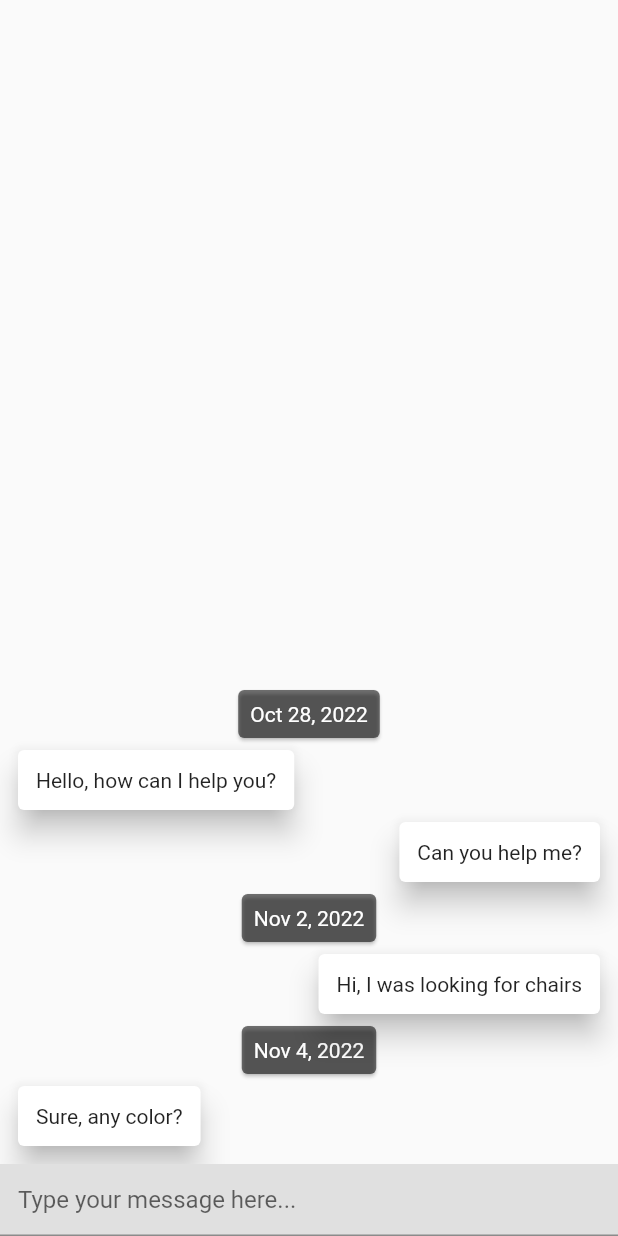
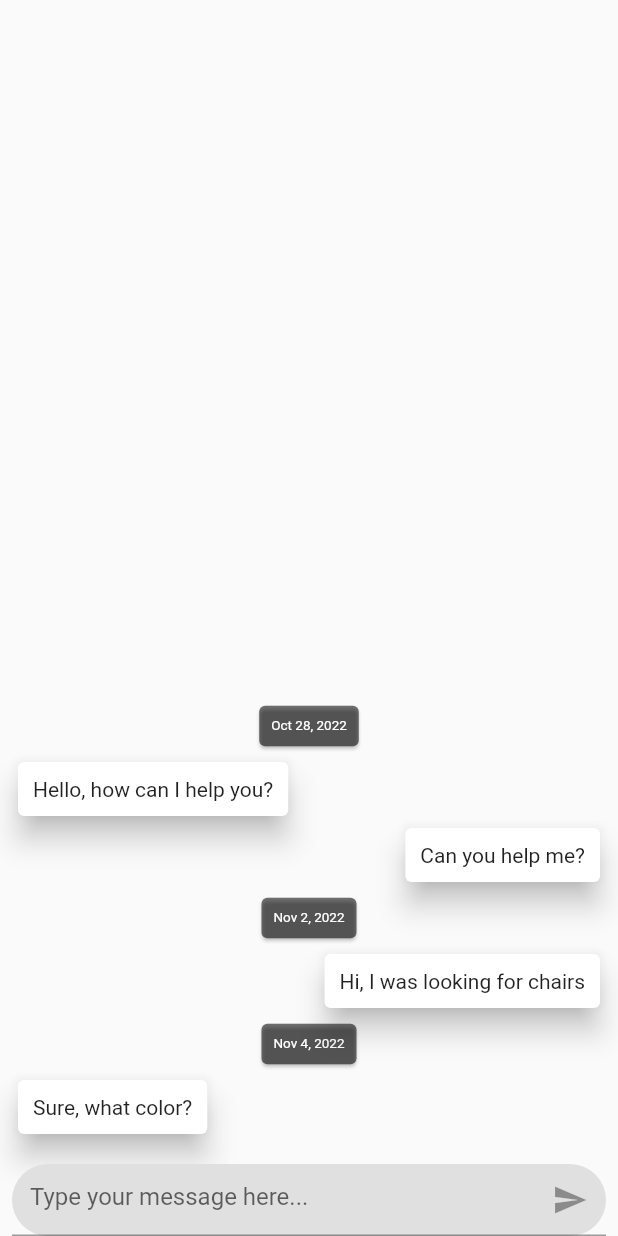
Before and after one commit to n3t3r4/Decoriums_app, a Flutter app: the supportPage screen opened directly, on a phone screen of 412 x 824 dp. Run offline on Flutter 3.47's test engine with Material 2 defaults, Android fonts, the phone set to English and light mode, and no system bars; drawn by our look-alikes of grouped_list; our stand-ins replace flutter_bloc; Roboto replaces fonts that are missing (Jakarta).

Commit message:
support add message

```diff
--- a/lib/pages/support.dart
+++ b/lib/pages/support.dart
@@ -26,12 +26,12 @@ class _supportPage extends State<supportPage>{
     Message(text: 'Can you help me?', date: DateTime.now().subtract(const Duration(days: 10, minutes: 3)), isSentByMe: true),
     Message(text: 'Hello, how can I help you?', date: DateTime.now().subtract(const Duration(days: 10, minutes: 2)), isSentByMe: false),
     Message(text: 'Hi, I was looking for chairs', date: DateTime.now().subtract(const Duration(days: 5, minutes: 1)), isSentByMe: true),
-    Message(text: 'Sure, any color?', date: DateTime.now().subtract(const Duration(days: 3, minutes: 1)), isSentByMe: false),
+    Message(text: 'Sure, what color?', date: DateTime.now().subtract(const Duration(days: 3, minutes: 1)), isSentByMe: false),
 
 
   ].reversed.toList();
 
-  TextEditingController _messageController = TextEditingController();
+  final TextEditingController _messageController = TextEditingController();
 
   @override
   Widget build(BuildContext context){
@@ -60,7 +60,7 @@ class _supportPage extends State<supportPage>{
                       padding: const EdgeInsets.all(8),
                       child: Text(
                         DateFormat.yMMMd().format(message.date),
-                        style: const TextStyle(color: Colors.white),
+                        style: const TextStyle(color: Colors.white, fontSize: 9),
                       ),
                     ),
                   ),
@@ -74,21 +74,27 @@ class _supportPage extends State<supportPage>{
                 child: Card(
                   elevation: 8,
                   child: Padding(
-                    padding: const EdgeInsets.all(12),
+                    padding: const EdgeInsets.all(10),
                     child: Text(message.text),),
                 ),
               ),
             ),
           ),
-            Container(
-
+           Padding(
+              padding: const EdgeInsets.only(top: 8.0, left: 8.0, right: 8.0),
+              child: SizedBox(
+                child: Container(
+                  decoration: BoxDecoration(
                     color: Colors.grey.shade300,
+                    borderRadius: BorderRadius.circular(50),),
                   child: TextField(
                     controller: _messageController,
                     decoration: const InputDecoration(
+                      suffixIcon: IconButton(onPressed: null, icon: Icon(Icons.send)),
                       contentPadding: EdgeInsets.all(12),
                       hintText: 'Type your message here...'
                     ),
+
                     onSubmitted: (text) {
 
 
@@ -102,6 +108,10 @@ class _supportPage extends State<supportPage>{
                     },
                   ),
                 ),
+
+              ),
+
+            ),
         ],
       )
     );
```
Lines whose indentation alone changed are shown as unchanged.
